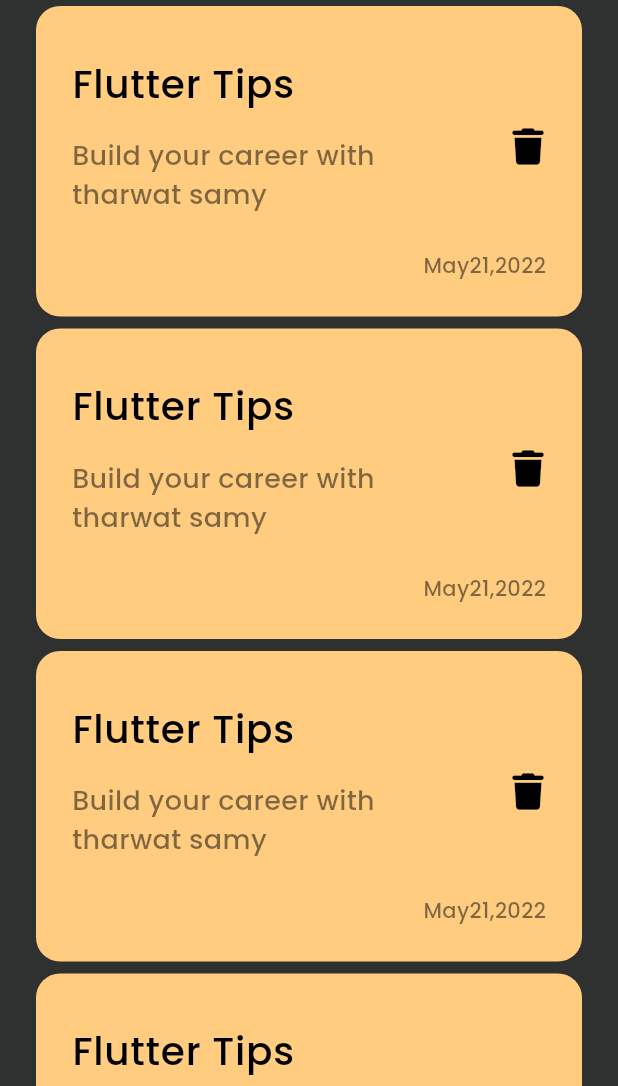
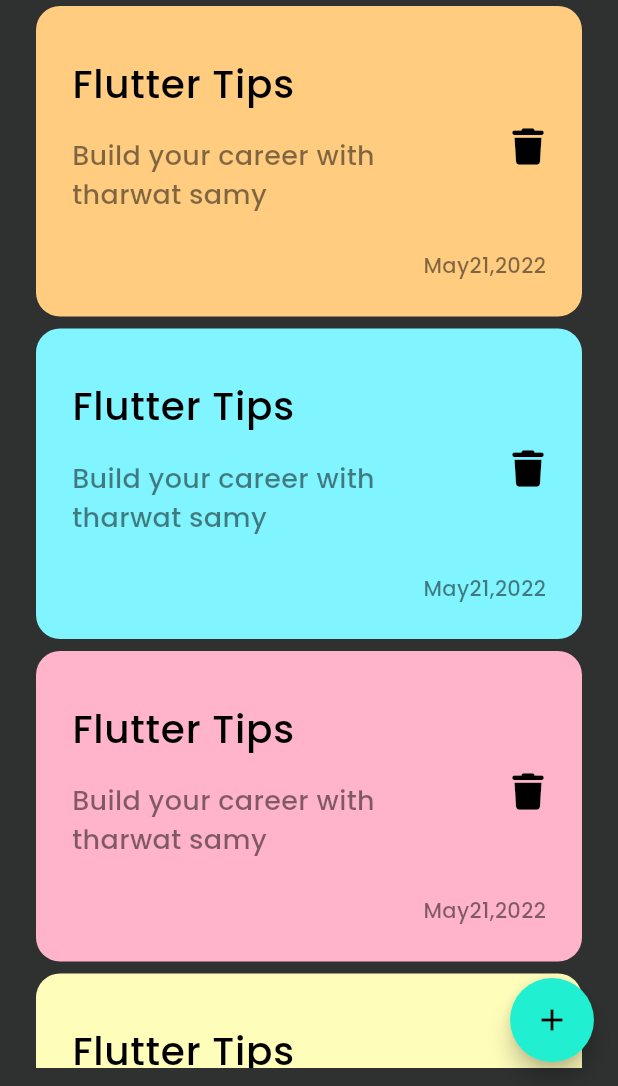
Before and after one commit to Tahtawy1/note_app, a Flutter app: the screen it shows after launch, on a phone screen of 412 x 824 dp, the part 150-1236 px from its top. Run offline on Flutter 3.47's test engine with Material 3 defaults, Android fonts, the phone set to English and light mode, and no system bars; our stand-ins replace device_preview, font_awesome_flutter.

Commit message:
create floating action button, create list color for list view

```diff
--- a/lib/views/home_page.dart
+++ b/lib/views/home_page.dart
@@ -7,6 +7,11 @@ class HomePage extends StatelessWidget {
   @override
   Widget build(BuildContext context) {
     return Scaffold(
+      floatingActionButton: FloatingActionButton(
+        shape: RoundedRectangleBorder(borderRadius: BorderRadius.circular(100)),
+        backgroundColor: const Color.fromARGB(255, 32, 240, 209),
+        child: Icon(Icons.add, color: Colors.black,),
+        onPressed: () {}),
       body: NotesBody());
   }
 }
--- a/lib/views/widgets/note_item.dart
+++ b/lib/views/widgets/note_item.dart
@@ -2,14 +2,15 @@ import 'package:flutter/material.dart';
 import 'package:font_awesome_flutter/font_awesome_flutter.dart';
 
 class NoteItem extends StatelessWidget {
-  const NoteItem({super.key});
+  const NoteItem({super.key, required this.color});
+  final Color color;
 
   @override
   Widget build(BuildContext context) {
     return Container(
       padding: EdgeInsets.only(top: 24, bottom: 24, left: 24, right: 12),
       decoration: BoxDecoration(
-        color: Color(0xffFFCC80),
+        color: color,
         borderRadius: BorderRadius.circular(16),
       ),
       child: Column(
@@ -34,7 +35,7 @@ class NoteItem extends StatelessWidget {
             ),
             trailing: IconButton(
               onPressed: () {},
-                  icon: Icon(FontAwesomeIcons.trash, color: Colors.black,),
+              icon: Icon(FontAwesomeIcons.trash, color: Colors.black),
             ),
           ),
           Padding(
@@ -47,7 +48,6 @@ class NoteItem extends StatelessWidget {
           ),
         ],
       ),
-
     );
   }
 }
--- a/lib/views/widgets/notes_body.dart
+++ b/lib/views/widgets/notes_body.dart
@@ -11,11 +11,12 @@ class NotesBody extends StatelessWidget {
       padding: const EdgeInsets.symmetric(horizontal: 24),
       child: Column(
         children: [
-          SizedBox(
-            height: 50,
-          ),
+          SizedBox(height: 50),
           CustomAppBar(),
-          Expanded(child: NotesListView()),
+          Expanded(child: Padding(
+            padding: const EdgeInsets.only(bottom: 12.0),
+            child: NotesListView(),
+          )),
         ],
       ),
     );
--- a/lib/views/widgets/notes_list_view.dart
+++ b/lib/views/widgets/notes_list_view.dart
@@ -4,13 +4,20 @@ import 'package:note_app/views/widgets/note_item.dart';
 class NotesListView extends StatelessWidget {
   const NotesListView({super.key});
 
+  final data = const [
+    Color(0xffFFCC80),
+    Color.fromARGB(255, 128, 244, 255),
+    Color.fromARGB(255, 255, 180, 203),
+    Color.fromARGB(255, 254, 253, 186),
+    Color.fromARGB(255, 206, 163, 228),
+  ];
   @override
   Widget build(BuildContext context) {
     return ListView.builder(
       itemBuilder: (context, index) {
         return Padding(
           padding: const EdgeInsets.symmetric(vertical: 4),
-          child: NoteItem(),
+          child: NoteItem(color: data[index % 5],),
         );
       },
     );
```
Lines whose indentation alone changed are shown as unchanged.
